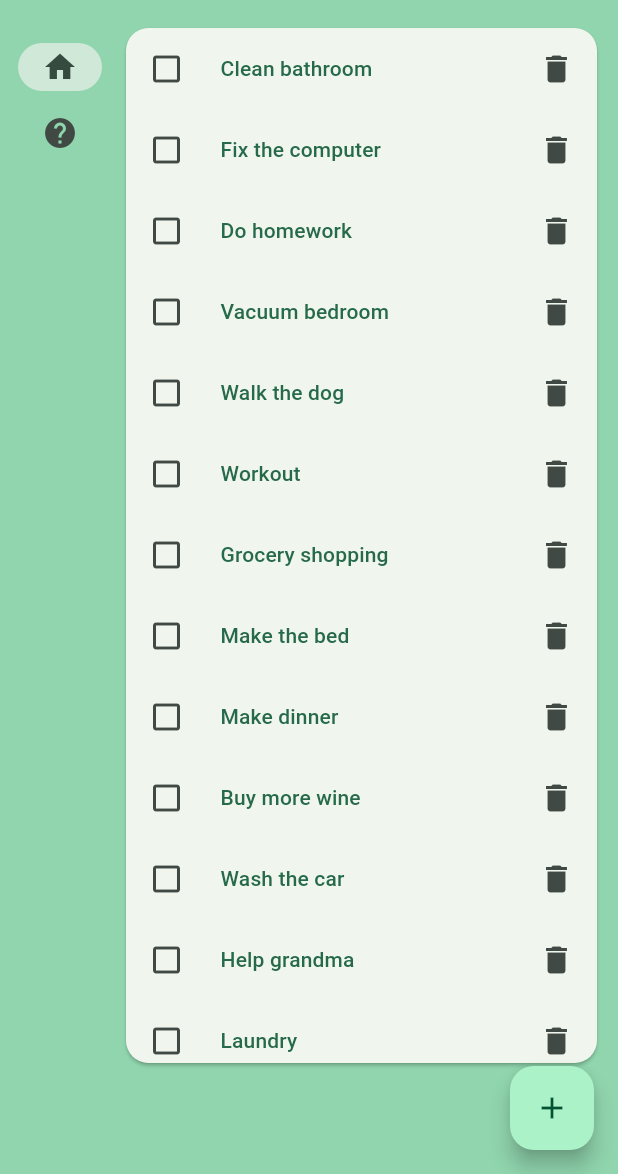
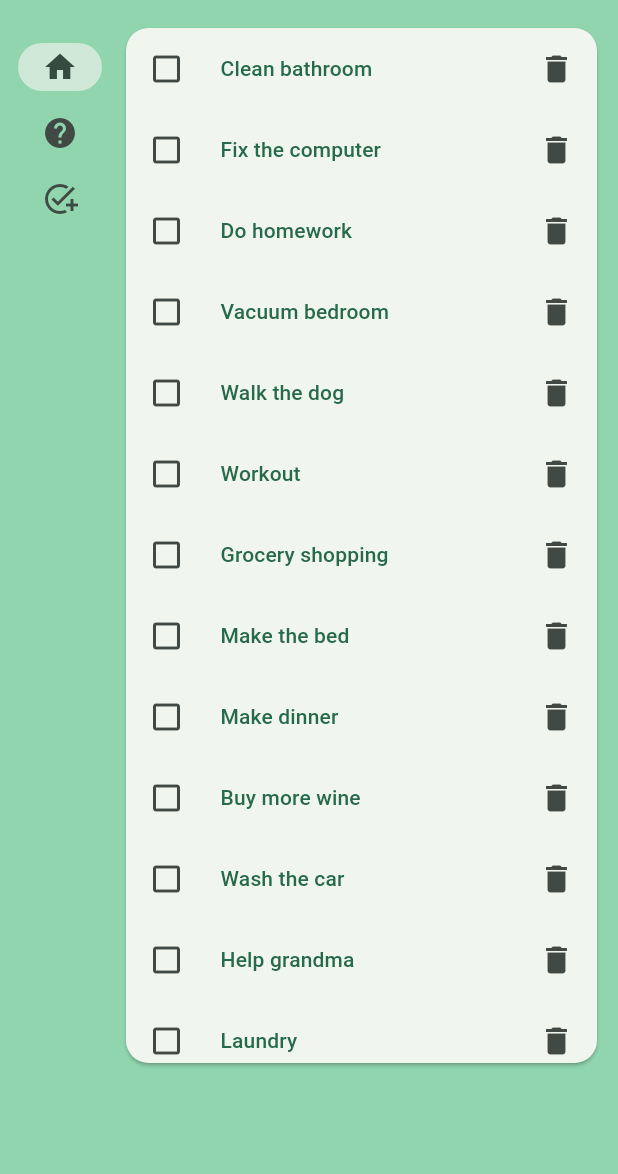
Before and after one commit to gu-tig333-ht23/gusstinst, a Flutter app: the screen it shows after launch, on a phone screen of 412 x 824 dp, the part 62-1236 px from its top. Run offline on Flutter 3.47's test engine with Material 2 defaults, Android fonts, the phone set to English and light mode, and no system bars; Roboto replaces fonts that are missing (Times New Roman).

Commit message:
moved add button to navigation rail

```diff
--- a/lib/main.dart
+++ b/lib/main.dart
@@ -70,6 +70,8 @@ class _MyHomePageState extends State<MyHomePage> {
         //page = Placeholder(); // just a X right now
         page = HelpPage();
         break;
+      case 2: // add chore icon
+        page = HelpPage(); // for now
       default:
         throw UnimplementedError('no widget for $selectedIndex');
     }
@@ -105,6 +107,10 @@ class _MyHomePageState extends State<MyHomePage> {
                       icon: Icon(Icons.help),
                       label: Text('Help'),
                     ),
+                    NavigationRailDestination(
+                      icon: Icon(Icons.add_task),
+                      label: Text('Add chore'),
+                    ),
                   ],
                   selectedIndex: selectedIndex,
                   onDestinationSelected: (value) {
@@ -127,18 +133,6 @@ class _MyHomePageState extends State<MyHomePage> {
               ),
             ],
           ),
-        ),
-        floatingActionButton: FloatingActionButton(
-          onPressed: () {
-            Navigator.push(
-              context,
-              MaterialPageRoute(
-                builder: (BuildContext context) => const Placeholder(),
-              ),
-            );
-          },
-          tooltip: 'Add chore',
-          child: const Icon(Icons.add),
         ),
       );
     });
```
